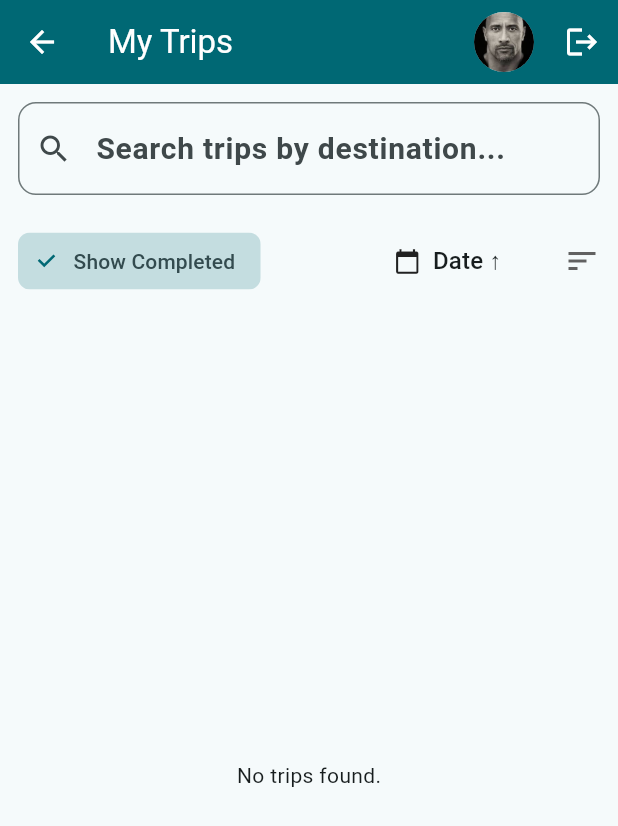
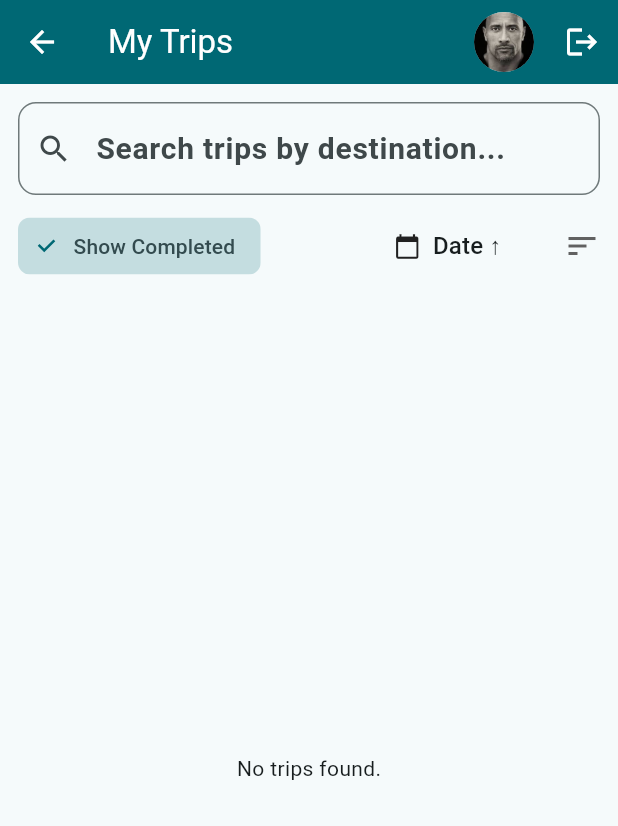
Before and after one commit to adhikarijii/RoamBot-AI-Trip-Planner-App, a Flutter app: the HomeScreen screen opened directly, after a tap on "My Trips", on a phone screen of 412 x 824 dp. Shown: the top 826 px of the screen. Run offline on Flutter 3.47's test engine with Material 3 defaults, Android fonts, the phone set to English and light mode, and no system bars; our stand-ins replace cached_network_image, cloud_firestore, firebase_auth, firebase_core, firebase_storage, flutter_animate and 7 more; accounts and stored records are empty; Roboto replaces fonts that are missing (Outfit).

Commit message:
updated screens

```diff
--- a/lib/screens/home_screen.dart
+++ b/lib/screens/home_screen.dart
@@ -254,7 +254,7 @@ class _HomeScreenState extends State<HomeScreen> with TickerProviderStateMixin {
     ];
 
     return SizedBox(
-      height: 200,
+      height: 150,
       child: PageView.builder(
         controller: _pageController,
         onPageChanged: (index) => setState(() => _currentCarouselIndex = index),
@@ -377,7 +377,7 @@ class _HomeScreenState extends State<HomeScreen> with TickerProviderStateMixin {
             color: theme.colorScheme.onSurface,
           ),
         ),
-        const SizedBox(height: 12),
+        const SizedBox(height: 15),
         Row(
           children: [
             Expanded(
@@ -456,18 +456,18 @@ class _HomeScreenState extends State<HomeScreen> with TickerProviderStateMixin {
       onTap: onTap,
       borderRadius: BorderRadius.circular(12),
       child: Container(
-        padding: const EdgeInsets.symmetric(vertical: 16),
+        padding: const EdgeInsets.symmetric(vertical: 10),
         decoration: BoxDecoration(
           color: color,
           borderRadius: BorderRadius.circular(50),
         ),
         child: Column(
           children: [
-            Icon(icon, size: 28),
-            const SizedBox(height: 8),
+            Icon(icon, size: 21),
+            const SizedBox(height: 3),
             Text(
               label,
-              style: const TextStyle(fontSize: 14, fontWeight: FontWeight.w500),
+              style: const TextStyle(fontSize: 13, fontWeight: FontWeight.w500),
             ),
           ],
         ),
--- a/lib/screens/my_trips_screen.dart
+++ b/lib/screens/my_trips_screen.dart
@@ -133,7 +133,7 @@ class _MyTripsScreenState extends State<MyTripsScreen> {
 
   Widget _buildSectionHeader(String title, int count) {
     return Padding(
-      padding: const EdgeInsets.only(top: 12),
+      padding: const EdgeInsets.only(top: 5),
       child: Row(
         children: [
           Text(
@@ -183,7 +183,7 @@ class _MyTripsScreenState extends State<MyTripsScreen> {
     return AnimatedContainer(
       duration: Duration(milliseconds: 300),
       curve: Curves.easeInOut,
-      padding: const EdgeInsets.symmetric(vertical: 12, horizontal: 16),
+      padding: const EdgeInsets.symmetric(vertical: 1, horizontal: 5),
       margin: EdgeInsets.symmetric(vertical: 8, horizontal: 12),
       decoration: BoxDecoration(
         color: Colors.white,
@@ -218,7 +218,7 @@ class _MyTripsScreenState extends State<MyTripsScreen> {
         subtitle: Column(
           crossAxisAlignment: CrossAxisAlignment.start,
           children: [
-            const SizedBox(height: 6),
+            const SizedBox(height: 5),
             Text('Dates: $dateRange'),
             Text(
               'Budget: ₹${NumberFormat().format(data['budget'] is String ? double.tryParse(data['budget']) ?? 0 : data['budget'] ?? 0)}',
@@ -386,7 +386,7 @@ class _MyTripsScreenState extends State<MyTripsScreen> {
                       (value) =>
                           setState(() => _searchQuery = value.toLowerCase()),
                 ),
-                const SizedBox(height: 20),
+                const SizedBox(height: 10),
                 Row(
                   children: [
                     _buildFilterChip(),
```
Also changed, not shown: 1 other file.
